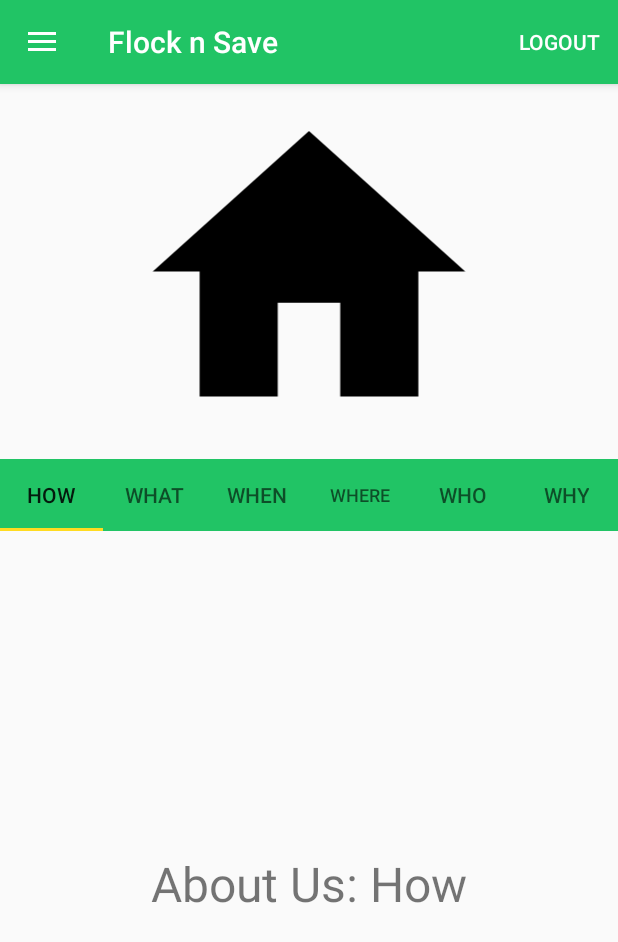
After one commit to naileshvrsn/FlocknSaveApp, an Android app: the fragment AboutUsFragment placed in its activity, on a phone screen of 412 x 824 dp. The commit adds this screen. Shown: the top 942 px of the screen. Run offline under Robolectric (Android 15) with nearby library versions, the phone set to English and light mode, and no system bars; our stand-ins replace Firebase (no records; nobody signed in at launch, a user with empty details on screens opened directly); libraries missing offline, so code that uses them is left out: cn.pedant; 5 statements that could not run were skipped.

Commit message:
About us

```diff
--- a/flocknsave/app/build.gradle
+++ b/flocknsave/app/build.gradle
@@ -26,6 +26,7 @@ dependencies {
     implementation 'com.google.android.material:material:1.0.0'
     implementation 'com.android.support.constraint:constraint-layout:1.1.3'
     implementation 'androidx.constraintlayout:constraintlayout:1.1.3'
+    implementation 'androidx.legacy:legacy-support-v4:1.0.0'
     testImplementation 'junit:junit:4.12'
     androidTestImplementation 'com.android.support.test:runner:1.0.2'
     androidTestImplementation 'com.android.support.test.espresso:espresso-core:3.0.2'
@@ -41,6 +42,7 @@ dependencies {
     implementation 'com.firebaseui:firebase-ui-firestore:6.1.0'
     implementation 'de.hdodenhof:circleimageview:3.0.1'
     implementation 'com.github.f0ris.sweetalert:library:1.6.1'
+    implementation 'androidx.lifecycle:lifecycle-extensions:2.1.0'
 }
 
 apply plugin: 'com.google.gms.google-services'
--- a/flocknsave/app/src/main/java/com/nailesh/flocknsave/activity_class/AddProductActivity.java
+++ b/flocknsave/app/src/main/java/com/nailesh/flocknsave/activity_class/AddProductActivity.java
@@ -379,7 +379,7 @@ public class AddProductActivity extends AppCompatActivity {
     }
 
     private void getImageURl(final String productID){
-        Log.d("URI___________",productID);
+        //Log.d("URI___________",productID);
         storageLocation = "gs://flocknsave-62b20.appspot.com/productImages/";
         StorageReference storageReference = storage.getReferenceFromUrl(storageLocation+productID);
 
@@ -389,7 +389,7 @@ public class AddProductActivity extends AppCompatActivity {
 
                 imageURl = String.valueOf(uri);
 
-                Log.d("URI___________",imageURl);
+                //Log.d("URI___________",imageURl);
 
                 db.collection("products").document(productID).update("imageLocation",imageURl)
                         .addOnSuccessListener(new OnSuccessListener<Void>() {
--- a/flocknsave/app/src/main/java/com/nailesh/flocknsave/activity_class/MainActivity.java
+++ b/flocknsave/app/src/main/java/com/nailesh/flocknsave/activity_class/MainActivity.java
@@ -1,7 +1,6 @@
 package com.nailesh.flocknsave.activity_class;
 
 import android.content.Intent;
-import android.net.Uri;
 import android.os.Bundle;
 import android.view.Menu;
 import android.view.MenuInflater;
@@ -27,7 +26,7 @@ import com.google.firebase.firestore.DocumentSnapshot;
 import com.google.firebase.firestore.FirebaseFirestore;
 import com.nailesh.flocknsave.fragment.HomeFragment;
 import com.nailesh.flocknsave.fragment.HowItWorksFragment;
-import com.nailesh.flocknsave.fragment.ScoopFragment;
+import com.nailesh.flocknsave.fragment.AboutUsFragment;
 import com.nailesh.flocknsave.R;
 import com.nailesh.flocknsave.model.Person;
 
@@ -49,7 +48,6 @@ public class MainActivity extends AppCompatActivity implements NavigationView.On
     private SweetAlertDialog pDialog;
 
     Menu menu;
-
 
     private String persontype;
 
@@ -204,7 +202,7 @@ public class MainActivity extends AppCompatActivity implements NavigationView.On
                 break;
 
             case R.id.nav_scope:
-                getSupportFragmentManager().beginTransaction().replace(R.id.fragment_container, new ScoopFragment()).addToBackStack(null).commit();
+                getSupportFragmentManager().beginTransaction().replace(R.id.fragment_container, new AboutUsFragment()).addToBackStack(null).commit();
                 navigationView.setCheckedItem(R.id.nav_scope);
                 break;
 
--- /dev/null
+++ b/flocknsave/app/src/main/java/com/nailesh/flocknsave/fragment/AboutHowFragment.java
@@ -0,0 +1,20 @@
+package com.nailesh.flocknsave.fragment;
+
+import android.os.Bundle;
+import android.view.LayoutInflater;
+import android.view.View;
+import android.view.ViewGroup;
+
+import androidx.annotation.NonNull;
+import androidx.annotation.Nullable;
+import androidx.fragment.app.Fragment;
+
+import com.nailesh.flocknsave.R;
+
+public class AboutHowFragment extends Fragment {
+    @Nullable
+    @Override
+    public View onCreateView(@NonNull LayoutInflater inflater, @Nullable ViewGroup container, @Nullable Bundle savedInstanceState) {
+        return inflater.inflate(R.layout.fragment_about_how,container,false);
+    }
+}
--- /dev/null
+++ b/flocknsave/app/src/main/java/com/nailesh/flocknsave/fragment/AboutUsFragment.java
@@ -0,0 +1,91 @@
+package com.nailesh.flocknsave.fragment;
+
+import android.os.Bundle;
+import android.view.LayoutInflater;
+import android.view.View;
+import android.view.ViewGroup;
+import android.widget.ImageView;
+
+import androidx.annotation.NonNull;
+import androidx.annotation.Nullable;
+import androidx.fragment.app.Fragment;
+import androidx.viewpager.widget.ViewPager;
+
+import com.google.android.material.tabs.TabLayout;
+import com.nailesh.flocknsave.R;
+
+public class AboutUsFragment extends Fragment {
+
+    ImageView about_image;
+
+    @Nullable
+    @Override
+    public View onCreateView(@NonNull LayoutInflater inflater, @Nullable ViewGroup container, @Nullable Bundle savedInstanceState) {
+
+        View view = inflater.inflate(R.layout.fragment_scope,container,false);
+
+        about_image = view.findViewById(R.id.about_tab_image);
+        about_image.setImageResource(R.drawable.ic_home);
+
+
+        SectionPagerAdapter sectionPagerAdapter = new SectionPagerAdapter(getContext(), getFragmentManager(), about_image);
+        ViewPager viewPager = view.findViewById(R.id.view_pager);
+        viewPager.setAdapter(sectionPagerAdapter);
+        TabLayout tabs = view.findViewById(R.id.tabs);
+        tabs.setupWithViewPager(viewPager);
+        tabs.addOnTabSelectedListener(new TabLayout.OnTabSelectedListener() {
+            @Override
+            public void onTabSelected(TabLayout.Tab tab) {
+                switch (tab.getPosition()){
+                    case 0:
+                        about_image.setVisibility(View.GONE);
+                        about_image.setImageResource(R.drawable.ic_home);
+                        about_image.setVisibility(View.VISIBLE);
+                        break;
+                    case 1:
+                        about_image.setVisibility(View.GONE);
+                        about_image.setImageResource(R.drawable.ic_account);
+                        about_image.setVisibility(View.VISIBLE);
+                        break;
+                    case 2:
+                        about_image.setVisibility(View.GONE);
+                        about_image.setImageResource(R.drawable.ic_add_photo);
+                        about_image.setVisibility(View.VISIBLE);
+                        break;
+                    case 3:
+                        about_image.setVisibility(View.GONE);
+                        about_image.setImageResource(R.drawable.ic_add_product);
+                        about_image.setVisibility(View.VISIBLE);
+                        break;
+                    case 4:
+                        about_image.setVisibility(View.GONE);
+                        about_image.setImageResource(R.drawable.ic_dashboard);
+                        about_image.setVisibility(View.VISIBLE);
+                        break;
+                    case 5:
+                        about_image.setVisibility(View.GONE);
+                        about_image.setImageResource(R.drawable.ic_login);
+                        about_image.setVisibility(View.VISIBLE);
+                        break;
+                }
+            }
+
+            @Override
+            public void onTabUnselected(TabLayout.Tab tab) {
+
+            }
+
+            @Override
+            public void onTabReselected(TabLayout.Tab tab) {
+
+            }
+        });
+
+
+
+
+        return view;
+
+
+    }
+}
--- /dev/null
+++ b/flocknsave/app/src/main/java/com/nailesh/flocknsave/fragment/AboutWhatFragment.java
@@ -0,0 +1,20 @@
+package com.nailesh.flocknsave.fragment;
+
+import android.os.Bundle;
+import android.view.LayoutInflater;
+import android.view.View;
+import android.view.ViewGroup;
+
+import androidx.annotation.NonNull;
+import androidx.annotation.Nullable;
+import androidx.fragment.app.Fragment;
+
+import com.nailesh.flocknsave.R;
+
+public class AboutWhatFragment extends Fragment {
+    @Nullable
+    @Override
+    public View onCreateView(@NonNull LayoutInflater inflater, @Nullable ViewGroup container, @Nullable Bundle savedInstanceState) {
+        return inflater.inflate(R.layout.fragment_about_what,container,false);
+    }
+}
--- a/flocknsave/app/src/main/java/com/nailesh/flocknsave/fragment/ScoopFragment.java
+++ b/flocknsave/app/src/main/java/com/nailesh/flocknsave/fragment/AboutWhyFragment.java
@@ -11,11 +11,10 @@ import androidx.fragment.app.Fragment;
 
 import com.nailesh.flocknsave.R;
 
-public class ScoopFragment extends Fragment {
-
+public class AboutWhyFragment extends Fragment {
     @Nullable
     @Override
     public View onCreateView(@NonNull LayoutInflater inflater, @Nullable ViewGroup container, @Nullable Bundle savedInstanceState) {
-        return inflater.inflate(R.layout.fragment_scope,container,false);
+        return inflater.inflate(R.layout.fragment_about_why,container,false);
     }
 }
--- /dev/null
+++ b/flocknsave/app/src/main/java/com/nailesh/flocknsave/fragment/SectionPagerAdapter.java
@@ -0,0 +1,82 @@
+package com.nailesh.flocknsave.fragment;
+
+import android.content.Context;
+import android.util.Log;
+import android.view.LayoutInflater;
+import android.view.View;
+import android.view.ViewGroup;
+import android.widget.ImageView;
+import android.widget.LinearLayout;
+import android.widget.TabHost;
+
+import androidx.annotation.Nullable;
+import androidx.fragment.app.Fragment;
+import androidx.fragment.app.FragmentManager;
+import androidx.fragment.app.FragmentPagerAdapter;
+
+import com.nailesh.flocknsave.R;
+
+public class SectionPagerAdapter extends FragmentPagerAdapter {
+
+    private static final int[] TAB_TITLES = new int[]
+            {R.string.about_how,R.string.about_what,R.string.about_when,R.string.about_where,
+                    R.string.about_who,R.string.about_why};
+    private static final int[] TAB_IMAGES = new int[]
+            {R.drawable.ic_account,R.drawable.ic_add_photo,R.drawable.ic_add_product,R.drawable.ic_dashboard,
+                    R.drawable.ic_order_list,R.drawable.ic_login};
+
+    private final Context mContext;
+    private  ImageView aboutImage;
+
+
+    public SectionPagerAdapter(Context context, FragmentManager fm, ImageView img) {
+        super(fm);
+        mContext = context;
+        aboutImage = img;
+    }
+
+    @Override
+    public Fragment getItem(int position) {
+        Fragment fragment = null;
+
+        switch (position){
+            case 0:
+                fragment = new AboutHowFragment();
+                break;
+            case 1:
+                fragment = new AboutWhatFragment();
+                break;
+            case 2:
+                fragment = new AboutWhenFragment();
+
+                break;
+            case 3:
+                fragment = new AboutWhereFragment();
+
+                break;
+            case 4:
+                fragment = new AboutWhoFragment();
+                break;
+            case 5:
+                fragment = new AboutWhyFragment();
+                break;
+        }
+        return fragment;
+    }
+
+    @Nullable
+    @Override
+    public CharSequence getPageTitle(int position) {
+        return mContext.getResources().getString(TAB_TITLES[position]);
+    }
+
+
+    @Override
+    public int getCount() {
+        // Show 6 total pages.
+        return 6;
+    }
+
+
+
+}
--- /dev/null
+++ b/flocknsave/app/src/main/res/layout/fragment_about_how.xml
@@ -0,0 +1,16 @@
+<?xml version="1.0" encoding="utf-8"?>
+<LinearLayout xmlns:android="http://schemas.android.com/apk/res/android"
+    xmlns:tools="http://schemas.android.com/tools"
+    android:layout_width="match_parent"
+    android:layout_height="match_parent"
+    tools:context=".fragment.AboutHowFragment">
+
+    <TextView
+        android:layout_width="match_parent"
+        android:layout_height="wrap_content"
+        android:textSize="32sp"
+        android:layout_gravity="center"
+        android:gravity="center"
+        android:text="About Us: How"/>
+
+</LinearLayout>
--- a/flocknsave/app/src/main/res/layout/fragment_scope.xml
+++ b/flocknsave/app/src/main/res/layout/fragment_scope.xml
@@ -1,16 +1,27 @@
 <?xml version="1.0" encoding="utf-8"?>
 <LinearLayout xmlns:android="http://schemas.android.com/apk/res/android"
-    android:orientation="vertical"
+    xmlns:app="http://schemas.android.com/apk/res-auto"
     android:layout_width="match_parent"
     android:layout_height="match_parent"
-    android:background="@color/colorAccent">
-    <TextView
+    android:orientation="vertical">
+
+    <ImageView
+        android:id="@+id/about_tab_image"
+        android:layout_width="match_parent"
+        android:layout_height="250dp"
+       />
+
+    <com.google.android.material.tabs.TabLayout
+        android:id="@+id/tabs"
         android:layout_width="match_parent"
         android:layout_height="wrap_content"
-        android:text="Scoop"
-        android:layout_marginTop="24dp"
-        android:textSize="36sp"
-        android:gravity="center_horizontal"
-        />
+        android:background="?attr/colorPrimary" />
+
+    <androidx.viewpager.widget.ViewPager
+        android:id="@+id/view_pager"
+        android:layout_width="match_parent"
+        android:layout_height="match_parent"
+        android:layout_gravity=""
+        app:layout_behavior="@string/appbar_scrolling_view_behavior" />
 
 </LinearLayout>
--- a/flocknsave/app/src/main/res/menu/header_menu.xml
+++ b/flocknsave/app/src/main/res/menu/header_menu.xml
@@ -15,4 +15,7 @@
         android:title="Logout"
         app:showAsAction="ifRoom"
         android:visible="false"/>
+
+
+
 </menu>
--- a/flocknsave/app/src/main/res/values/strings.xml
+++ b/flocknsave/app/src/main/res/values/strings.xml
@@ -49,4 +49,16 @@
         sales opportunities.</string>
 
 
+    <!-- About Us Page Tab Titles    -->
+    <string name="about_how">How</string>
+    <string name="about_why">Why</string>
+    <string name="about_what">What</string>
+    <string name="about_when">When</string>
+    <string name="about_where">Where</string>
+    <string name="about_who">Who</string>
+
+    <!-- TODO: Remove or change this placeholder text -->
+    <string name="hello_blank_fragment">Hello blank fragment</string>
+
+
 </resources>
```
Also changed, not shown: flocknsave/app/src/main/java/com/nailesh/flocknsave/fragment/AboutWhenFragment.java (added, +20 -0 lines), flocknsave/app/src/main/java/com/nailesh/flocknsave/fragment/AboutWhereFragment.java (added, +20 -0 lines), flocknsave/app/src/main/java/com/nailesh/flocknsave/fragment/AboutWhoFragment.java (added, +20 -0 lines), flocknsave/app/src/main/res/layout/fragment_about_what.xml (added, +14 -0 lines), flocknsave/app/src/main/res/layout/fragment_about_when.xml (added, +16 -0 lines), flocknsave/app/src/main/res/layout/fragment_about_where.xml (added, +14 -0 lines), flocknsave/app/src/main/res/layout/fragment_about_who.xml (added, +14 -0 lines), flocknsave/app/src/main/res/layout/fragment_about_why.xml (added, +15 -0 lines).
